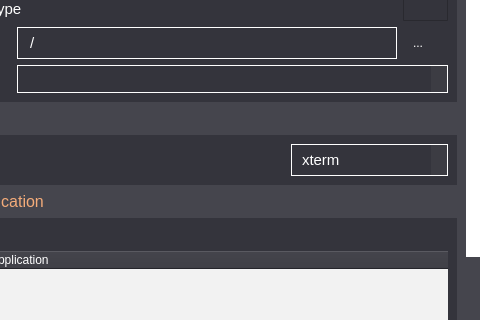
Above: app/settings/settings.ui from rahmanshaber/corebox before the change; both pictures show x 359 to 839 and y 141 to 461 of the 839 by 622 pixel window. Below: the same form after it.
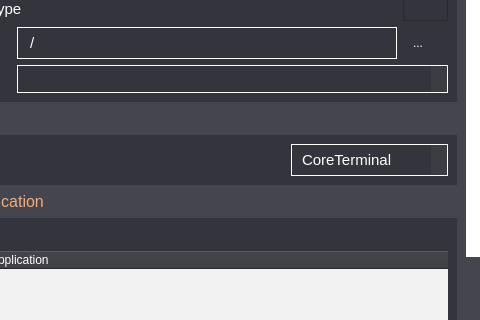
That is the form after the change. The open tabs and pages were chosen to show the change. Icons and pictures are not drawn.

What changed in the file:
```diff
--- a/app/settings/settings.ui
+++ b/app/settings/settings.ui
@@ -1162,7 +1162,7 @@
            <rect>
             <x>0</x>
             <y>0</y>
-            <width>551</width>
+            <width>589</width>
             <height>780</height>
            </rect>
           </property>
@@ -1536,6 +1536,11 @@
                 <property name="frame">
                  <bool>true</bool>
                 </property>
+                <item>
+                 <property name="text">
+                  <string>CoreTerminal</string>
+                 </property>
+                </item>
                 <item>
                  <property name="text">
                   <string>xterm</string>
```
